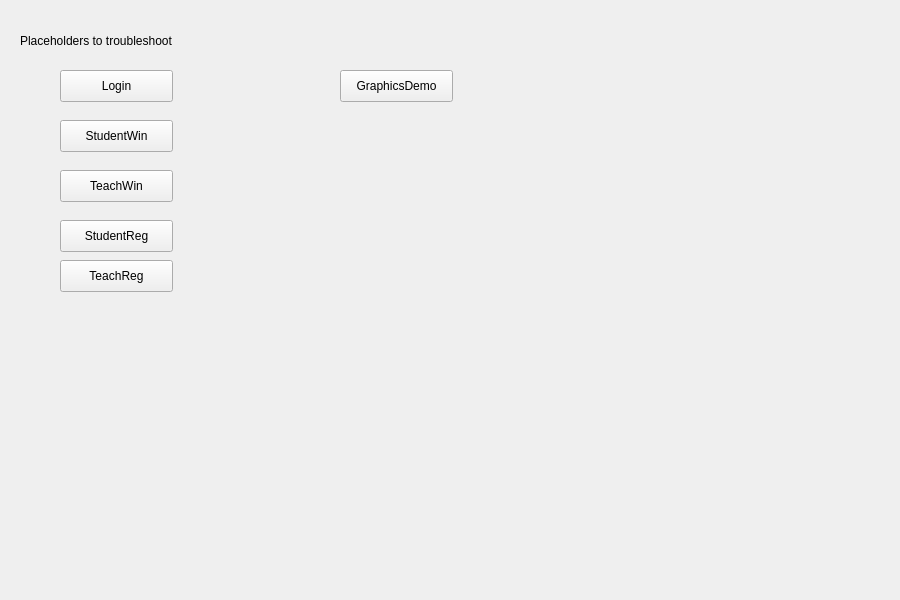
Qt form Client/client.ui (DatabasesWorks/Stacked_EducationalPlatform) before a commit.
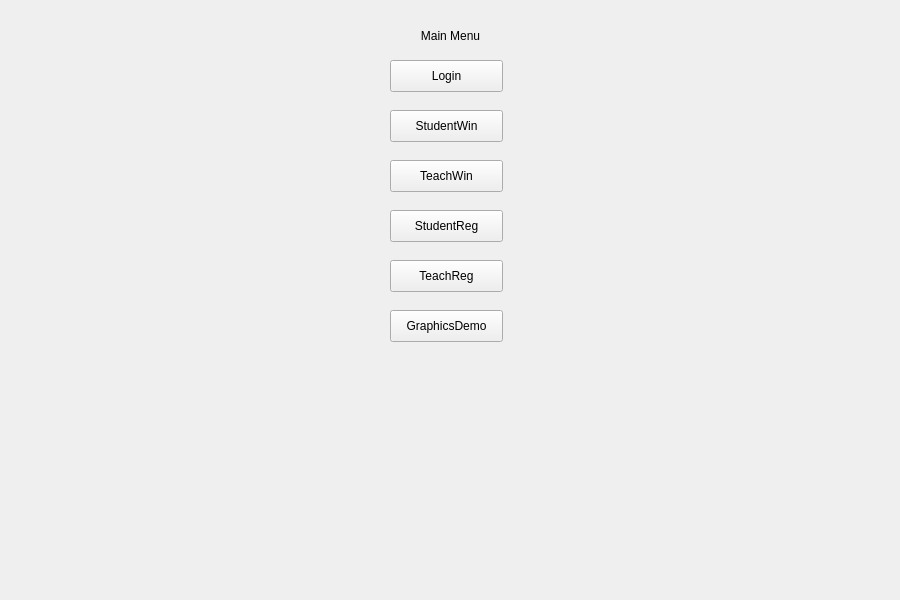
The same form after that commit.

```diff
--- a/Client/client.ui
+++ b/Client/client.ui
@@ -23,8 +23,8 @@
    <widget class="QPushButton" name="pushButton">
     <property name="geometry">
      <rect>
-      <x>60</x>
-      <y>70</y>
+      <x>390</x>
+      <y>60</y>
       <width>113</width>
       <height>32</height>
      </rect>
@@ -36,8 +36,8 @@
    <widget class="QPushButton" name="pushButton_2">
     <property name="geometry">
      <rect>
-      <x>60</x>
-      <y>120</y>
+      <x>390</x>
+      <y>110</y>
       <width>113</width>
       <height>32</height>
      </rect>
@@ -49,8 +49,8 @@
    <widget class="QPushButton" name="pushButton_3">
     <property name="geometry">
      <rect>
-      <x>60</x>
-      <y>170</y>
+      <x>390</x>
+      <y>160</y>
       <width>113</width>
       <height>32</height>
      </rect>
@@ -62,8 +62,8 @@
    <widget class="QPushButton" name="pushButton_4">
     <property name="geometry">
      <rect>
-      <x>60</x>
-      <y>220</y>
+      <x>390</x>
+      <y>210</y>
       <width>113</width>
       <height>32</height>
      </rect>
@@ -75,7 +75,7 @@
    <widget class="QPushButton" name="pushButton_5">
     <property name="geometry">
      <rect>
-      <x>60</x>
+      <x>390</x>
       <y>260</y>
       <width>113</width>
       <height>32</height>
@@ -88,21 +88,24 @@
    <widget class="QLabel" name="label">
     <property name="geometry">
      <rect>
-      <x>20</x>
-      <y>0</y>
+      <x>360</x>
+      <y>10</y>
       <width>181</width>
-      <height>81</height>
+      <height>51</height>
      </rect>
     </property>
     <property name="text">
-     <string>Placeholders to troubleshoot</string>
+     <string>Main Menu</string>
+    </property>
+    <property name="alignment">
+     <set>Qt::AlignCenter</set>
     </property>
    </widget>
    <widget class="QPushButton" name="pushButton_6">
     <property name="geometry">
      <rect>
-      <x>340</x>
-      <y>70</y>
+      <x>390</x>
+      <y>310</y>
       <width>113</width>
       <height>32</height>
      </rect>
```
